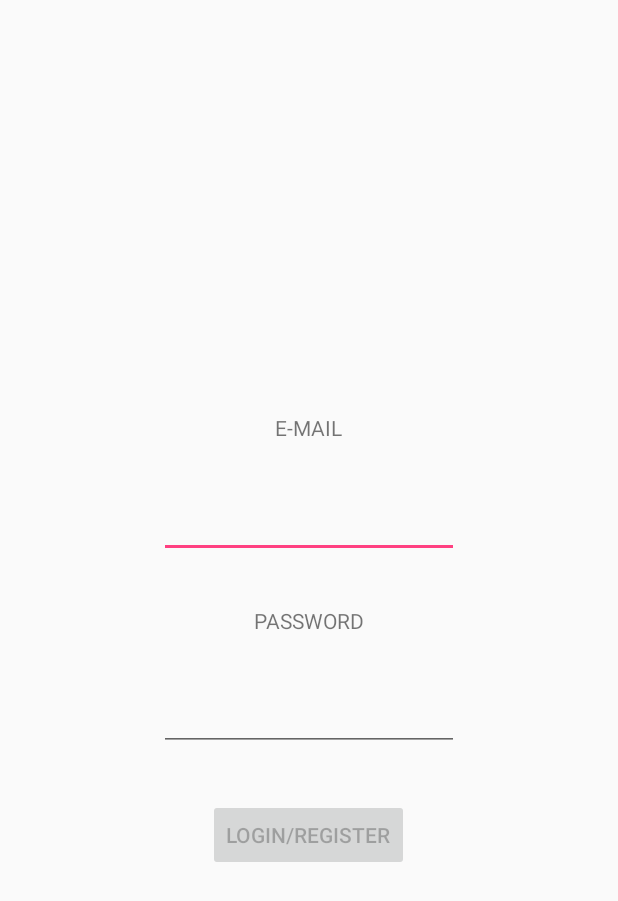
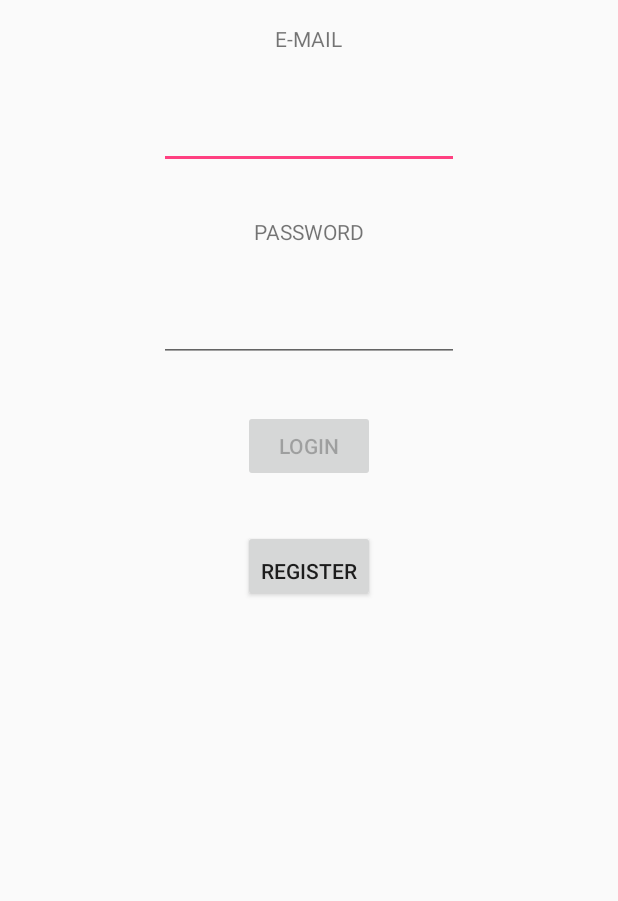
Before and after one commit to YunisRajab/Curator, an Android app: the screen it shows after launch (MainActivity), on a phone screen of 412 x 824 dp. Shown: the top 901 px of the screen. Run offline under Robolectric (Android 15) with nearby library versions, the phone set to English and light mode, and no system bars; our stand-ins replace Firebase (no records; nobody signed in at launch, a user with empty details on screens opened directly); libraries missing offline, so code that uses them is left out: org.apache.commons; 1 statement that could not run was skipped.

```diff
--- a/app/src/main/res/layout/login.xml
+++ b/app/src/main/res/layout/login.xml
@@ -9,7 +9,7 @@
         android:id="@+id/textView2"
         android:layout_width="wrap_content"
         android:layout_height="wrap_content"
-        android:layout_above="@+id/emailText"
+        android:layout_alignParentTop="true"
         android:layout_centerHorizontal="true"
         android:layout_weight="1"
         android:layout_marginTop="@dimen/activity_vertical_margin"
@@ -20,7 +20,7 @@
         android:id="@+id/emailText"
         android:layout_width="200dp"
         android:layout_height="wrap_content"
-        android:layout_above="@+id/textView3"
+        android:layout_below="@+id/textView2"
         android:layout_centerHorizontal="true"
         android:layout_weight="1"
         android:layout_marginTop="@dimen/activity_vertical_margin"
@@ -32,7 +32,7 @@
         android:id="@+id/textView3"
         android:layout_width="wrap_content"
         android:layout_height="wrap_content"
-        android:layout_above="@+id/passText"
+        android:layout_below="@+id/emailText"
         android:layout_centerHorizontal="true"
         android:layout_weight="1"
         android:layout_marginTop="@dimen/activity_vertical_margin"
@@ -43,7 +43,7 @@
         android:id="@+id/passText"
         android:layout_width="200dp"
         android:layout_height="wrap_content"
-        android:layout_above="@+id/loginButton"
+        android:layout_below="@+id/textView3"
         android:layout_centerHorizontal="true"
         android:layout_weight="1"
         android:layout_marginTop="@dimen/activity_vertical_margin"
@@ -55,10 +55,22 @@
         android:id="@+id/loginButton"
         android:layout_width="wrap_content"
         android:layout_height="wrap_content"
-        android:layout_alignParentBottom="true"
+        android:layout_below="@+id/passText"
         android:layout_centerHorizontal="true"
-        android:layout_marginBottom="243dp"
         android:layout_weight="1"
         android:layout_marginTop="@dimen/activity_vertical_margin"
-        android:text="LOGIN/REGISTER" />
+        android:layout_marginBottom="@dimen/activity_vertical_margin"
+        android:text="LOGIN" />
+
+    <Button
+        android:id="@+id/registerButton"
+        android:layout_width="wrap_content"
+        android:layout_height="wrap_content"
+        android:layout_below="@+id/loginButton"
+        android:layout_centerHorizontal="true"
+        android:layout_marginTop="@dimen/activity_vertical_margin"
+        android:layout_marginBottom="259dp"
+        android:layout_weight="1"
+        android:paddingTop="@dimen/activity_vertical_margin"
+        android:text="REGISTER" />
 </RelativeLayout>
```
Also changed, not shown: app/src/main/java/com/yunisrajab/curator/MainActivity.java (+27 -19 lines).
